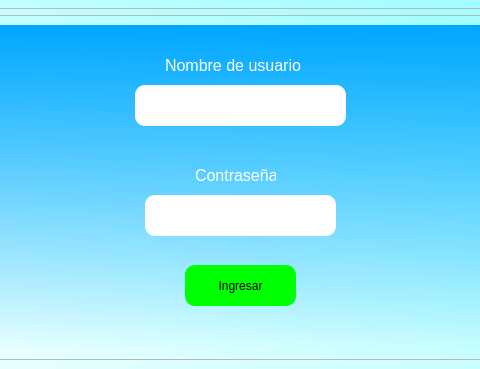
Qt form interfaces/SITHome_Home.ui (Geo18G/SITHome) before a commit; both pictures show x 324 to 804 and y 346 to 715 of the 1115 by 715 pixel window.
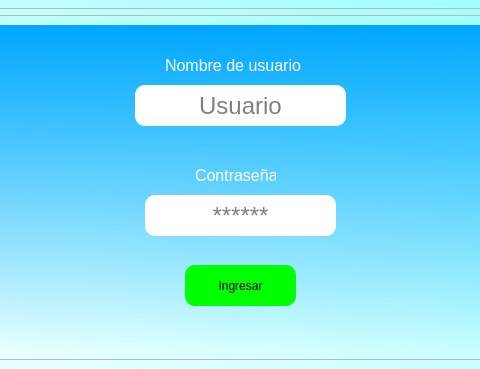
The same form after that commit.

```diff
--- a/interfaces/SITHome_Home.ui
+++ b/interfaces/SITHome_Home.ui
@@ -132,6 +132,9 @@
           <property name="alignment">
            <set>Qt::AlignCenter</set>
           </property>
+          <property name="placeholderText">
+           <string>******</string>
+          </property>
          </widget>
          <widget class="QLabel" name="label_2">
           <property name="geometry">
@@ -175,6 +178,9 @@
           <property name="alignment">
            <set>Qt::AlignCenter</set>
           </property>
+          <property name="placeholderText">
+           <string>Usuario</string>
+          </property>
          </widget>
          <widget class="QLabel" name="label_3">
           <property name="geometry">
```
Left out of the diff: 3 changed lines with no effect on the pictures.
